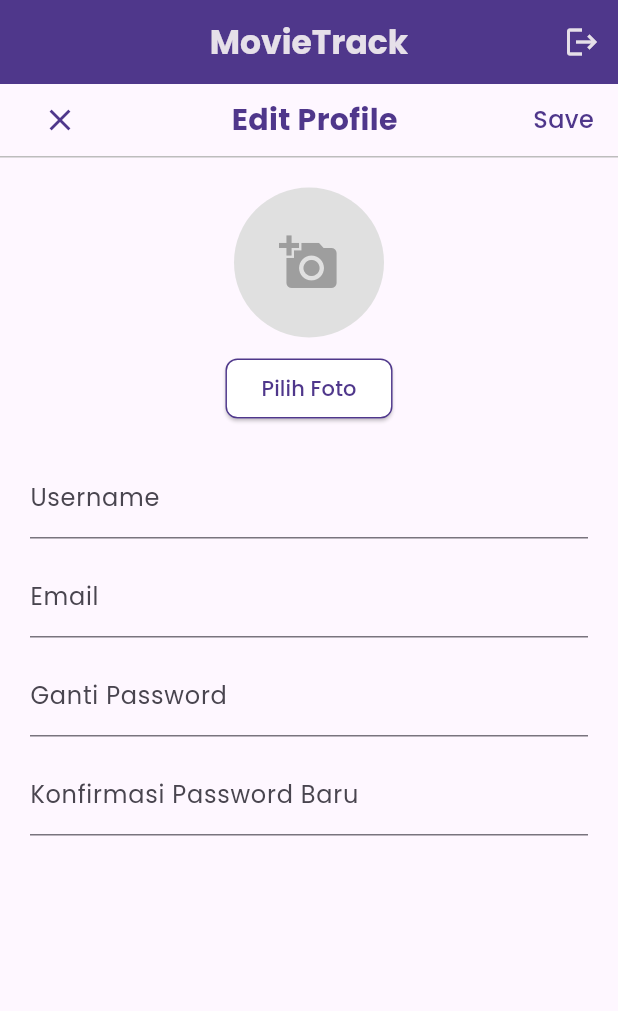
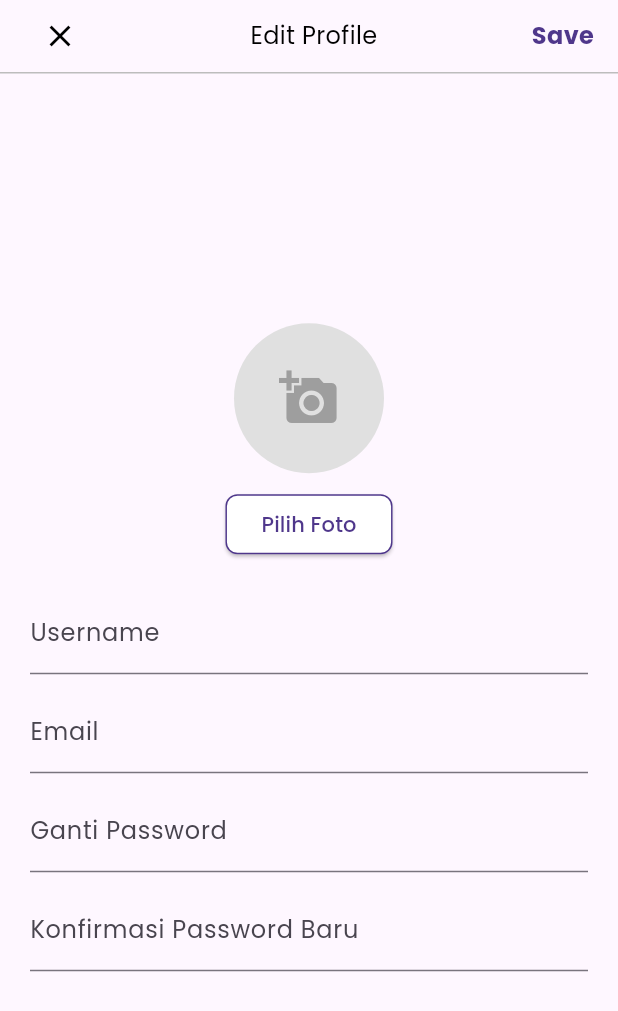
Before and after one commit to rifqiraehan/movietrack-fe, a Flutter app: the EditProfilePage screen opened directly with empty values, on a phone screen of 412 x 824 dp. Shown: the top 1011 px of the screen. Run offline on Flutter 3.47's test engine with Material 3 defaults, Android fonts, the phone set to English and light mode, and no system bars; our stand-ins replace google_fonts, logger, shared_preferences; accounts and stored records are empty.

Commit message:
Fixed edit profile design layout

```diff
--- a/lib/pages/user/edit_profile_page.dart
+++ b/lib/pages/user/edit_profile_page.dart
@@ -37,21 +37,6 @@ class _EditProfilePageState extends State<EditProfilePage> {
   @override
   Widget build(BuildContext context) {
     return Scaffold(
-      appBar: AppBar(
-        title: const Text(
-          'MovieTrack',
-          style: TextStyle(color: Color(0xFFE6E0E9), fontSize: 22, fontWeight: FontWeight.bold),
-        ),
-        automaticallyImplyLeading: false,
-        backgroundColor: const Color(0xFF4F378B),
-        centerTitle: true,
-        actions: [
-          IconButton(
-            icon: const Icon(Icons.logout, color: Color(0xFFE6E0E9)),
-            onPressed: () => CommonUtils.logout(context),
-          ),
-        ],
-      ),
       body: Column(
         children: [
           // Custom AppBar
@@ -67,16 +52,15 @@ class _EditProfilePageState extends State<EditProfilePage> {
               children: [
                 // Icon Close (X)
                 IconButton(
-                  icon: const Icon(Icons.close, color: Color(0xFF4F378B)),
+                  icon: const Icon(Icons.close, color: Colors.black),
                   onPressed: _closePage,
                 ),
                 // Title
                 const Text(
                   "Edit Profile",
                   style: TextStyle(
-                    fontSize: 20,
-                    fontWeight: FontWeight.bold,
-                    color: Color(0xFF4F378B),
+                    fontSize: 16,
+                    color: Colors.black,
                   ),
                 ),
                 // Save Button
@@ -87,7 +71,7 @@ class _EditProfilePageState extends State<EditProfilePage> {
                     style: TextStyle(
                       fontSize: 16,
                       color: Color(0xFF4F378B),
-                      fontWeight: FontWeight.w500,
+                      fontWeight: FontWeight.bold,
                     ),
                   ),
                 ),
@@ -96,10 +80,12 @@ class _EditProfilePageState extends State<EditProfilePage> {
           ),
           // Form dan Konten Lainnya
             Expanded(
+            child: Center(
               child: SingleChildScrollView(
               padding: const EdgeInsets.symmetric(horizontal: 20),
               child: Column(
                 crossAxisAlignment: CrossAxisAlignment.center,
+                mainAxisAlignment: MainAxisAlignment.center,
                 children: [
                 const SizedBox(height: 20),
                 // Profile Picture Section
@@ -163,23 +149,8 @@ class _EditProfilePageState extends State<EditProfilePage> {
                   obscureText: true,
                 ),
                 const SizedBox(height: 30),
-                  // Save Button
-                  /* SizedBox(
-                    width: double.infinity,
-                    child: ElevatedButton(
-                      onPressed: _saveProfile,
-                      style: ElevatedButton.styleFrom(
-                        backgroundColor: const Color(0xFF4F378B),
-                        padding: const EdgeInsets.symmetric(vertical: 15),
-                        shape: RoundedRectangleBorder(borderRadius: BorderRadius.circular(8)),
+                ],
               ),
-                      child: const Text(
-                        "Save",
-                        style: TextStyle(color: Colors.white, fontSize: 16),
-                      ),
-                    ),
-                  ), */
-                ],
               ),
             ),
             ),
```
Also changed, not shown: 1 other file. Lines whose indentation alone changed are shown as unchanged.
